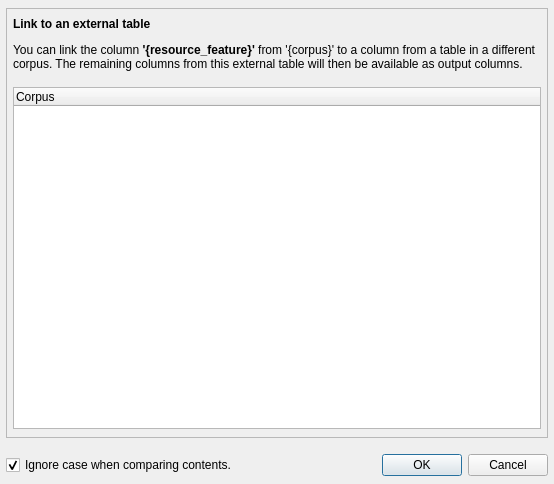
First picture: the form in coquery/gui/ui/linkselect.ui, repository gkunter/coquery, before the edit.
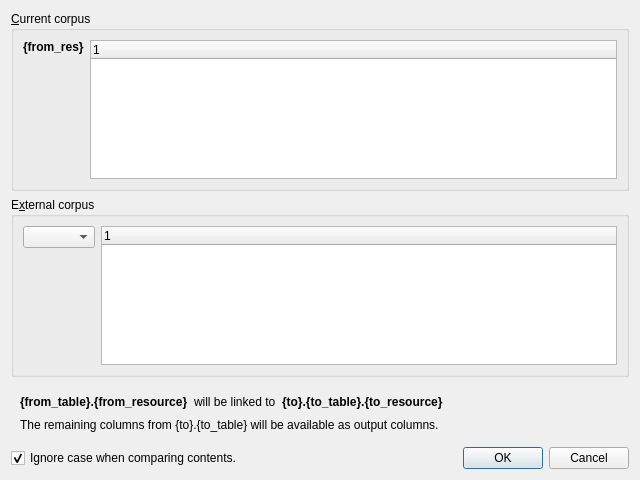
Second picture: the form after the edit. Custom widgets are drawn as their Qt base class.

Commit message: Redesign External link dialog. Add dialog to Corpus menu. Resolve issue #194

Diff of the .ui file:
```diff
--- a/coquery/gui/ui/linkselect.ui
+++ b/coquery/gui/ui/linkselect.ui
@@ -6,8 +6,8 @@
    <rect>
     <x>0</x>
     <y>0</y>
-    <width>554</width>
-    <height>484</height>
+    <width>640</width>
+    <height>480</height>
    </rect>
   </property>
   <property name="sizePolicy">
@@ -19,110 +19,127 @@
   <property name="windowTitle">
    <string>Select link column – Coquery</string>
   </property>
-  <layout class="QVBoxLayout" name="verticalLayout_2" stretch="1,0">
-   <property name="spacing">
-    <number>16</number>
-   </property>
-   <property name="leftMargin">
-    <number>6</number>
-   </property>
-   <property name="topMargin">
-    <number>8</number>
-   </property>
-   <property name="rightMargin">
-    <number>6</number>
-   </property>
-   <property name="bottomMargin">
-    <number>8</number>
-   </property>
+  <layout class="QVBoxLayout" name="verticalLayout" stretch="1,1,0,0">
    <item>
-    <widget class="QFrame" name="frame">
-     <property name="sizePolicy">
-      <sizepolicy hsizetype="MinimumExpanding" vsizetype="MinimumExpanding">
-       <horstretch>0</horstretch>
-       <verstretch>0</verstretch>
-      </sizepolicy>
+    <widget class="QGroupBox" name="groupBox">
+     <property name="title">
+      <string>&amp;Current corpus</string>
      </property>
-     <property name="frameShape">
-      <enum>QFrame::StyledPanel</enum>
-     </property>
-     <property name="frameShadow">
-      <enum>QFrame::Raised</enum>
-     </property>
-     <layout class="QVBoxLayout" name="verticalLayout_3" stretch="0,1">
-      <property name="spacing">
-       <number>16</number>
-      </property>
-      <property name="sizeConstraint">
-       <enum>QLayout::SetMinimumSize</enum>
-      </property>
-      <property name="leftMargin">
-       <number>6</number>
-      </property>
-      <property name="topMargin">
-       <number>8</number>
-      </property>
-      <property name="rightMargin">
-       <number>6</number>
-      </property>
-      <property name="bottomMargin">
-       <number>8</number>
-      </property>
-      <item>
-       <widget class="QLabel" name="label">
+     <layout class="QGridLayout" name="gridLayout_2" columnstretch="0,1">
+      <item row="0" column="1">
+       <widget class="CoqResourceTree" name="tree_resource">
+        <column>
+         <property name="text">
+          <string notr="true">1</string>
+         </property>
+        </column>
+       </widget>
+      </item>
+      <item row="0" column="0" alignment="Qt::AlignTop">
+       <widget class="QLabel" name="label_from_corpus">
         <property name="sizePolicy">
-         <sizepolicy hsizetype="Preferred" vsizetype="Minimum">
+         <sizepolicy hsizetype="Minimum" vsizetype="Preferred">
           <horstretch>0</horstretch>
           <verstretch>0</verstretch>
          </sizepolicy>
         </property>
         <property name="text">
-         <string>&lt;html&gt;&lt;head/&gt;&lt;body&gt;&lt;p&gt;&lt;span style=&quot; font-weight:600;&quot;&gt;Link to an external table&lt;/span&gt;&lt;/p&gt;&lt;p&gt;You can link the column &lt;span style=&quot; font-weight:600;&quot;&gt;'{resource_feature}'&lt;/span&gt; from '{corpus}' to a column from a table in a different corpus. The remaining columns from this external table will then be available as output columns.&lt;/p&gt;&lt;/body&gt;&lt;/html&gt;</string>
+         <string>&lt;html&gt;&lt;head/&gt;&lt;body&gt;&lt;p&gt;&lt;span style=&quot; font-weight:600;&quot;&gt;{from_res}&lt;/span&gt;&lt;/p&gt;&lt;/body&gt;&lt;/html&gt;</string>
         </property>
-        <property name="alignment">
-         <set>Qt::AlignLeading|Qt::AlignLeft|Qt::AlignTop</set>
+       </widget>
+      </item>
+     </layout>
+    </widget>
+   </item>
+   <item>
+    <widget class="QGroupBox" name="">
+     <property name="title">
+      <string>E&amp;xternal corpus</string>
+     </property>
+     <layout class="QGridLayout" name="gridLayout" columnstretch="0,1">
+      <item row="2" column="1">
+       <widget class="CoqResourceTree" name="tree_external">
+        <column>
+         <property name="text">
+          <string notr="true">1</string>
+         </property>
+        </column>
+       </widget>
+      </item>
+      <item row="2" column="0">
+       <layout class="QVBoxLayout" name="verticalLayout_2">
+        <item>
+         <widget class="QComboBox" name="combo_corpus"/>
+        </item>
+        <item>
+         <spacer name="verticalSpacer">
+          <property name="orientation">
+           <enum>Qt::Vertical</enum>
+          </property>
+          <property name="sizeHint" stdset="0">
+           <size>
+            <width>20</width>
+            <height>40</height>
+           </size>
+          </property>
+         </spacer>
+        </item>
+       </layout>
+      </item>
+     </layout>
+    </widget>
+   </item>
+   <item>
+    <widget class="QWidget" name="widget_link_info" native="true">
+     <layout class="QVBoxLayout" name="verticalLayout_3">
+      <item>
+       <layout class="QHBoxLayout" name="horizontalLayout_2">
+        <item>
+         <widget class="QLabel" name="label_from">
+          <property name="text">
+           <string>&lt;html&gt;&lt;head/&gt;&lt;body&gt;&lt;p&gt;&lt;span style=&quot; font-weight:600;&quot;&gt;{from_table}.{from_resource}&lt;/span&gt;&lt;/p&gt;&lt;/body&gt;&lt;/html&gt;</string>
+          </property>
+         </widget>
+        </item>
+        <item>
+         <widget class="QLabel" name="label_4">
+          <property name="text">
+           <string>will be linked to</string>
+          </property>
+         </widget>
+        </item>
+        <item>
+         <widget class="QLabel" name="label_to">
+          <property name="text">
+           <string>&lt;html&gt;&lt;head/&gt;&lt;body&gt;&lt;p&gt;&lt;span style=&quot; font-weight:600;&quot;&gt;{to}.{to_table}.{to_resource}&lt;/span&gt;&lt;/p&gt;&lt;/body&gt;&lt;/html&gt;</string>
+          </property>
+         </widget>
+        </item>
+        <item>
+         <spacer name="horizontalSpacer_2">
+          <property name="orientation">
+           <enum>Qt::Horizontal</enum>
+          </property>
+          <property name="sizeHint" stdset="0">
+           <size>
+            <width>40</width>
+            <height>20</height>
+           </size>
+          </property>
+         </spacer>
+        </item>
+       </layout>
+      </item>
+      <item>
+       <widget class="QLabel" name="label_explain">
+        <property name="text">
+         <string>The remaining columns from {to}.{to_table} will be available as output columns.</string>
         </property>
         <property name="wordWrap">
          <bool>true</bool>
         </property>
        </widget>
       </item>
-      <item>
-       <widget class="QTreeWidget" name="treeWidget">
-        <property name="sizePolicy">
-         <sizepolicy hsizetype="Expanding" vsizetype="Preferred">
-          <horstretch>0</horstretch>
-          <verstretch>0</verstretch>
-         </sizepolicy>
-        </property>
-        <property name="alternatingRowColors">
-         <bool>false</bool>
-        </property>
-        <property name="selectionBehavior">
-         <enum>QAbstractItemView::SelectItems</enum>
-        </property>
-        <property name="verticalScrollMode">
-         <enum>QAbstractItemView::ScrollPerPixel</enum>
-        </property>
-        <property name="animated">
-         <bool>true</bool>
-        </property>
-        <property name="allColumnsShowFocus">
-         <bool>true</bool>
-        </property>
-        <property name="columnCount">
-         <number>1</number>
-        </property>
-        <attribute name="headerVisible">
-         <bool>true</bool>
-        </attribute>
-        <column>
-         <property name="text">
-          <string>Corpus</string>
-         </property>
-        </column>
-       </widget>
-      </item>
      </layout>
     </widget>
    </item>
@@ -165,6 +182,13 @@
    </item>
   </layout>
  </widget>
+ <customwidgets>
+  <customwidget>
+   <class>CoqResourceTree</class>
+   <extends>QTreeWidget</extends>
+   <header>..resourcetree</header>
+  </customwidget>
+ </customwidgets>
  <resources/>
  <connections>
   <connection>
```
The commit also changes 6 other files.
